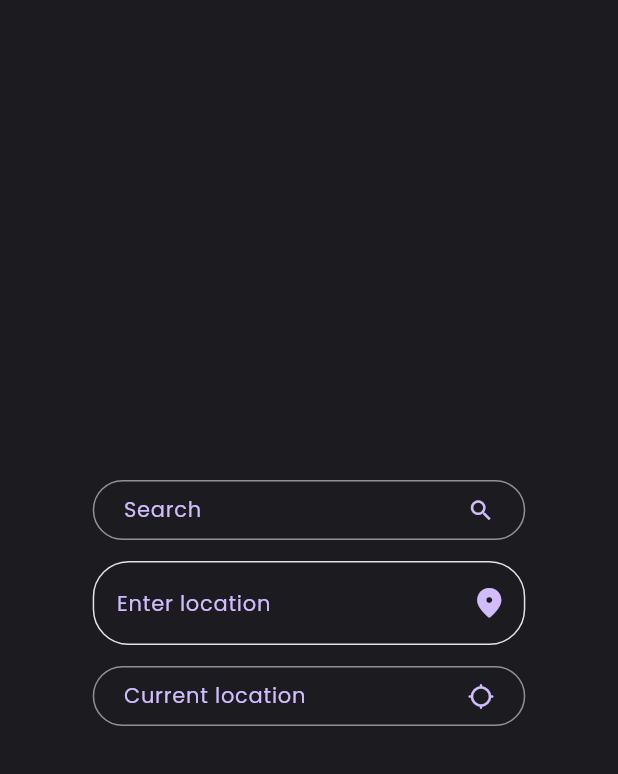
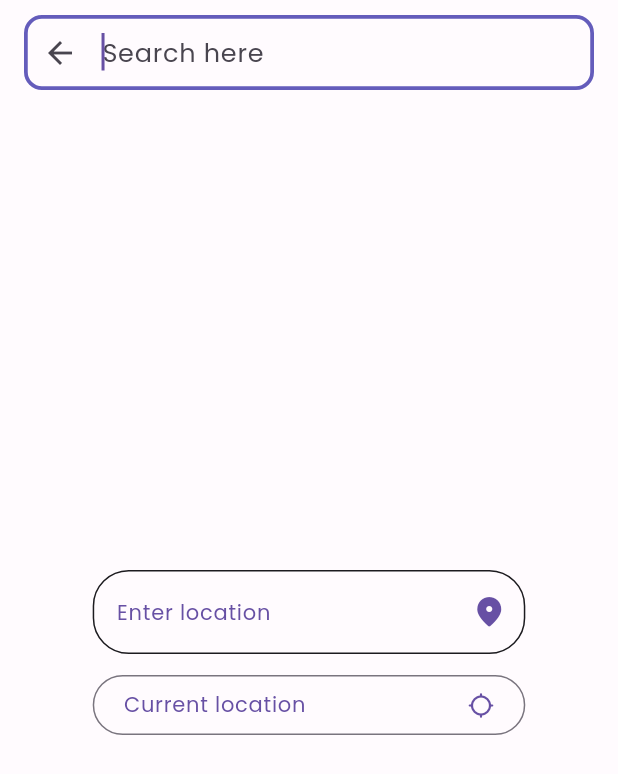
Before and after one commit to Krishanadave671/hostelp, a Flutter app: the screen it shows after launch, after a tap on the "search" icon, on a phone screen of 412 x 824 dp. Shown: the top 774 px of the screen. Run offline on Flutter 3.47's test engine with Material 2 defaults, Android fonts, the light colour scheme and no system bars; our stand-ins replace carousel_slider, delayed_display, geocoding, geolocator, routemaster; network calls fail.

Commit message:
merged everybody's code

```diff
--- a/lib/features/home/screens/home_screen.dart
+++ b/lib/features/home/screens/home_screen.dart
@@ -23,7 +23,8 @@ class _HomeScreenState extends State<HomeScreen> {
 
   @override
   Widget build(BuildContext context) {
-    return Scaffold(
+    return SafeArea(
+      child: Scaffold(
         extendBodyBehindAppBar: true,
         appBar: AppBar(
           backgroundColor: themePurple,
@@ -79,6 +80,9 @@ class _HomeScreenState extends State<HomeScreen> {
                                 width: 50,
                               ),
                               name: "Hostel",
+                              onTap: () {
+                                Routemaster.of(context).push('/hostel');
+                              },
                             ),
                             MiniCard(
                               img: Image.asset(
@@ -87,6 +91,9 @@ class _HomeScreenState extends State<HomeScreen> {
                                 width: 50,
                               ),
                               name: "PG",
+                              onTap: () {
+                                Routemaster.of(context).push('/hostel');
+                              },
                             ),
                             MiniCard(
                               img: Image.asset(
@@ -95,6 +102,9 @@ class _HomeScreenState extends State<HomeScreen> {
                                 width: 50,
                               ),
                               name: "Rent",
+                              onTap: () {
+                                Routemaster.of(context).push('/hostel');
+                              },
                             ),
                             MiniCard(
                               img: Image.asset(
@@ -103,6 +113,9 @@ class _HomeScreenState extends State<HomeScreen> {
                                 width: 50,
                               ),
                               name: "Tiffin",
+                              onTap: () {
+                                Routemaster.of(context).push('/hostel');
+                              },
                             ),
                           ],
                         ),
@@ -144,7 +157,7 @@ class _HomeScreenState extends State<HomeScreen> {
                             style: TextStyle(
                               color: Colors.black,
                               fontSize: 22,
-                            fontFamily: 'EuclidCircular',
+                              // fontFamily: 'EuclidCircular',
                               fontWeight: FontWeight.w500,
                             ),
                           ),
@@ -154,7 +167,7 @@ class _HomeScreenState extends State<HomeScreen> {
                             style: TextStyle(
                               color: Colors.black,
                               fontSize: 24,
-                            fontFamily: 'EuclidCircular',
+                              // fontFamily: 'EuclidCircular',
                               fontWeight: FontWeight.w600,
                             ),
                           ),
@@ -163,7 +176,7 @@ class _HomeScreenState extends State<HomeScreen> {
                             child: Row(
                               children: [
                                 BigCard(
-                                name: "Wayne Mansion",
+                                  name: "Wayne's pent",
                                   img: Image.network(
                                     fit: BoxFit.contain,
                                     "https://media.istockphoto.com/id/506903162/photo/luxurious-villa-with-pool.jpg?s=612x612&w=0&k=20&c=Ek2P0DQ9nHQero4m9mdDyCVMVq3TLnXigxNPcZbgX2E=",
@@ -183,7 +196,7 @@ class _HomeScreenState extends State<HomeScreen> {
                                   width: 8,
                                 ),
                                 BigCard(
-                                name: "Bojack's mansion",
+                                  name: "Bojack's pent",
                                   img: Image.network(
                                     fit: BoxFit.contain,
                                     "https://media.istockphoto.com/id/506903162/photo/luxurious-villa-with-pool.jpg?s=612x612&w=0&k=20&c=Ek2P0DQ9nHQero4m9mdDyCVMVq3TLnXigxNPcZbgX2E=",
@@ -198,7 +211,7 @@ class _HomeScreenState extends State<HomeScreen> {
                             style: TextStyle(
                               color: Colors.black,
                               fontSize: 24,
-                            fontFamily: 'EuclidCircular',
+                              // fontFamily: 'EuclidCircular',
                               fontWeight: FontWeight.w600,
                             ),
                           ),
@@ -207,7 +220,7 @@ class _HomeScreenState extends State<HomeScreen> {
                             child: Row(
                               children: [
                                 BigCard(
-                                name: "Wayne Mansion",
+                                  name: "Wayne's pent",
                                   img: Image.network(
                                     fit: BoxFit.contain,
                                     "https://media.istockphoto.com/id/506903162/photo/luxurious-villa-with-pool.jpg?s=612x612&w=0&k=20&c=Ek2P0DQ9nHQero4m9mdDyCVMVq3TLnXigxNPcZbgX2E=",
@@ -227,7 +240,7 @@ class _HomeScreenState extends State<HomeScreen> {
                                   width: 8,
                                 ),
                                 BigCard(
-                                name: "Bojack's mansion",
+                                  name: "Bojack's pent",
                                   img: Image.network(
                                     fit: BoxFit.contain,
                                     "https://media.istockphoto.com/id/506903162/photo/luxurious-villa-with-pool.jpg?s=612x612&w=0&k=20&c=Ek2P0DQ9nHQero4m9mdDyCVMVq3TLnXigxNPcZbgX2E=",
@@ -242,7 +255,7 @@ class _HomeScreenState extends State<HomeScreen> {
                             style: TextStyle(
                               color: Colors.black,
                               fontSize: 24,
-                            fontFamily: 'EuclidCircular',
+                              // fontFamily: 'EuclidCircular',
                               fontWeight: FontWeight.w600,
                             ),
                           ),
@@ -251,7 +264,7 @@ class _HomeScreenState extends State<HomeScreen> {
                             child: Row(
                               children: [
                                 BigCard(
-                                name: "Wayne Mansion",
+                                  name: "Wayne's pent",
                                   img: Image.network(
                                     fit: BoxFit.contain,
                                     "https://media.istockphoto.com/id/506903162/photo/luxurious-villa-with-pool.jpg?s=612x612&w=0&k=20&c=Ek2P0DQ9nHQero4m9mdDyCVMVq3TLnXigxNPcZbgX2E=",
@@ -271,7 +284,7 @@ class _HomeScreenState extends State<HomeScreen> {
                                   width: 8,
                                 ),
                                 BigCard(
-                                name: "Bojack's mansion",
+                                  name: "Bojack's pent",
                                   img: Image.network(
                                     fit: BoxFit.contain,
                                     "https://media.istockphoto.com/id/506903162/photo/luxurious-villa-with-pool.jpg?s=612x612&w=0&k=20&c=Ek2P0DQ9nHQero4m9mdDyCVMVq3TLnXigxNPcZbgX2E=",
@@ -286,7 +299,7 @@ class _HomeScreenState extends State<HomeScreen> {
                             style: TextStyle(
                               color: Colors.black,
                               fontSize: 24,
-                            fontFamily: 'EuclidCircular',
+                              // fontFamily: 'EuclidCircular',
                               fontWeight: FontWeight.w600,
                             ),
                           ),
@@ -295,7 +308,7 @@ class _HomeScreenState extends State<HomeScreen> {
                             child: Row(
                               children: [
                                 BigCard(
-                                name: "Wayne Mansion",
+                                  name: "Wayne's pent",
                                   img: Image.network(
                                     fit: BoxFit.contain,
                                     "https://media.istockphoto.com/id/506903162/photo/luxurious-villa-with-pool.jpg?s=612x612&w=0&k=20&c=Ek2P0DQ9nHQero4m9mdDyCVMVq3TLnXigxNPcZbgX2E=",
@@ -315,7 +328,7 @@ class _HomeScreenState extends State<HomeScreen> {
                                   width: 8,
                                 ),
                                 BigCard(
-                                name: "Bojack's mansion",
+                                  name: "Bojack's pent",
                                   img: Image.network(
                                     fit: BoxFit.contain,
                                     "https://media.istockphoto.com/id/506903162/photo/luxurious-villa-with-pool.jpg?s=612x612&w=0&k=20&c=Ek2P0DQ9nHQero4m9mdDyCVMVq3TLnXigxNPcZbgX2E=",
@@ -334,6 +347,7 @@ class _HomeScreenState extends State<HomeScreen> {
             ),
           ),
         ),
+      ),
     );
   }
 }
--- a/lib/features/home/screens/search.dart
+++ b/lib/features/home/screens/search.dart
@@ -30,7 +30,7 @@ class _SearchState extends State<Search> {
                 style: const TextStyle(
                   color: Colors.black,
                   fontSize: 20,
-                  fontFamily: 'EuclidCircular',
+                  // fontFamily: 'EuclidCircular',
                   fontWeight: FontWeight.w400,
                 ),
                 decoration: InputDecoration(
--- a/lib/features/home/widgets/big_card.dart
+++ b/lib/features/home/widgets/big_card.dart
@@ -14,8 +14,9 @@ class _BigCardState extends State<BigCard> {
   @override
   Widget build(BuildContext context) {
     return DelayedDisplay(
-      slidingBeginOffset:const Offset(0, 0.8),
+      slidingBeginOffset: const Offset(0, 0.8),
       child: Card(
+        elevation: 2,
         child: Container(
           // padding: const EdgeInsets.all(8.0),
           decoration: const BoxDecoration(
@@ -26,7 +27,7 @@ class _BigCardState extends State<BigCard> {
             crossAxisAlignment: CrossAxisAlignment.stretch,
             children: [
               ClipRRect(
-                borderRadius:const BorderRadius.only(
+                borderRadius: const BorderRadius.only(
                   topLeft: Radius.circular(8),
                   topRight: Radius.circular(8),
                 ),
@@ -34,13 +35,16 @@ class _BigCardState extends State<BigCard> {
               ),
               Padding(
                 padding: const EdgeInsets.all(8.0),
+                child: SizedBox(
+                  width: 40,
                   child: Text(
                     widget.name,
                     style: const TextStyle(
+                      overflow: TextOverflow.clip,
                       color: Color.fromARGB(255, 48, 48, 48),
                       fontSize: 16,
-                    fontFamily: 'EuclidCircular',
                       fontWeight: FontWeight.w600,
+                    ),
                   ),
                 ),
               ),
--- a/lib/features/home/widgets/mini_card.dart
+++ b/lib/features/home/widgets/mini_card.dart
@@ -3,7 +3,9 @@ import 'package:flutter/material.dart';
 class MiniCard extends StatefulWidget {
   final Image img;
   final String name;
-  const MiniCard({super.key, required this.img, required this.name});
+  final onTap;
+  const MiniCard(
+      {super.key, required this.img, required this.name, required this.onTap});
 
   @override
   State<MiniCard> createState() => _MiniCardState();
@@ -12,7 +14,9 @@ class MiniCard extends StatefulWidget {
 class _MiniCardState extends State<MiniCard> {
   @override
   Widget build(BuildContext context) {
-    return Card(
+    return GestureDetector(
+      onTap: widget.onTap,
+      child: Card(
         elevation: 20,
         child: Container(
           padding: const EdgeInsets.all(8.0),
@@ -25,13 +29,14 @@ class _MiniCardState extends State<MiniCard> {
                 style: const TextStyle(
                   color: Colors.black,
                   fontSize: 16,
-                fontFamily: 'EuclidCircular',
+                  // fontFamily: 'EuclidCircular',
                   fontWeight: FontWeight.w600,
                 ),
               ),
             ],
           ),
         ),
+      ),
     );
   }
 }
--- a/lib/features/search/screens/search_screen.dart
+++ b/lib/features/search/screens/search_screen.dart
@@ -5,6 +5,8 @@ import 'package:hostelp/features/search/utils.dart';
 // import 'package:hostelp/features/search/widgets/search_filter_button.dart';
 import 'package:geolocator/geolocator.dart';
 import 'package:geocoding/geocoding.dart';
+import 'package:hostelp/utils/colors.dart';
+import 'package:routemaster/routemaster.dart';
 
 class SearchScreen extends StatefulWidget {
   const SearchScreen({super.key});
@@ -93,6 +95,54 @@ class _SearchScreenState extends State<SearchScreen> {
           }
         },
         child: Scaffold(
+          appBar: AppBar(
+            toolbarHeight: 70,
+            automaticallyImplyLeading: false,
+            backgroundColor: Colors.transparent,
+            shadowColor: Colors.transparent,
+            // The search area here
+            title: Container(
+              height: 50,
+              child: Material(
+                child: SizedBox(
+                  height: 100,
+                  child: TextField(
+                    autofocus: true,
+                    textAlignVertical: TextAlignVertical.bottom,
+                    style: const TextStyle(
+                      color: Colors.black,
+                      fontSize: 17,
+                      // fontFamily: 'EuclidCircular',
+                      fontWeight: FontWeight.w400,
+                    ),
+                    decoration: InputDecoration(
+                      contentPadding: const EdgeInsets.all(25),
+                      hintText: 'Search here',
+                      filled: true,
+                      enabledBorder: OutlineInputBorder(
+                        borderRadius: BorderRadius.circular(12),
+                        borderSide: BorderSide(color: themePurple),
+                      ),
+                      focusedBorder: OutlineInputBorder(
+                        borderRadius: BorderRadius.circular(12),
+                        borderSide: const BorderSide(
+                          color: Color(0xff645CBB),
+                          width: 2.5,
+                        ),
+                      ),
+                      prefixIcon: IconButton(
+                        onPressed: () {
+                          Routemaster.of(context).pop();
+                        },
+                        icon: const Icon(Icons.arrow_back),
+                      ),
+                    ),
+                  ),
+                ),
+              ),
+            ),
+            // ),
+          ),
           body: Column(
             mainAxisAlignment: MainAxisAlignment.center,
             children: [
@@ -101,23 +151,23 @@ class _SearchScreenState extends State<SearchScreen> {
                   width: MediaQuery.of(context).size.width * 0.7,
                   child: Column(
                     children: [
-                      OutlinedButton(
-                        onPressed: () {},
-                        child: Row(
-                            mainAxisAlignment: MainAxisAlignment.spaceBetween,
-                            children: [
-                              Text('Search',
-                                  style: Theme.of(context)
-                                      .textTheme
-                                      .labelMedium
-                                      ?.copyWith(
-                                          color: Theme.of(context)
-                                              .colorScheme
-                                              .primary)),
-                              const Icon(Icons.search)
-                            ]),
-                      ),
-                      const SizedBox(height: 10),
+                      // OutlinedButton(
+                      //   onPressed: () {},
+                      //   child: Row(
+                      //       mainAxisAlignment: MainAxisAlignment.spaceBetween,
+                      //       children: [
+                      //         Text('Search',
+                      //             style: Theme.of(context)
+                      //                 .textTheme
+                      //                 .labelMedium
+                      //                 ?.copyWith(
+                      //                     color: Theme.of(context)
+                      //                         .colorScheme
+                      //                         .primary)),
+                      //         const Icon(Icons.search)
+                      //       ]),
+                      // ),
+                      // const SizedBox(height: 10),
                       TextField(
                         textInputAction: TextInputAction.done,
                         textAlignVertical: TextAlignVertical.center,
--- a/lib/main.dart
+++ b/lib/main.dart
@@ -15,7 +15,8 @@ class MainApp extends StatelessWidget {
     return MaterialApp.router(
       theme: theme,
       darkTheme: darktheme,
-      themeMode: ThemeMode.dark,
+      debugShowCheckedModeBanner: false,
+      themeMode: ThemeMode.light,
       routerDelegate:
           RoutemasterDelegate(routesBuilder: (context) => loggedInRoute),
       routeInformationParser: const RoutemasterParser(),
--- a/lib/router.dart
+++ b/lib/router.dart
@@ -12,11 +12,12 @@ final loggedOutRoute = RouteMap(routes: {
 
 final loggedInRoute = RouteMap(routes: {
   // '/': (_) => const MaterialPage(child: SafeArea(child: HomeScreen())),
-  // '/search': (_) => const MaterialPage(child: SafeArea(child: Search())),
+  // '/search': (_) => const MaterialPage(child: Search()),
   '/': (_) => const MaterialPage(child: HomeScreen()),
   '/search': (_) => const MaterialPage(child: SearchScreen()),
+  '/hostel': (_) => const MaterialPage(child: HostelList()),
 });
 
-final hostelRoute = RouteMap(routes: {
-  '/hostel': (_) => const MaterialPage(child: HostelList()),
-});
+// final hostelRoute = RouteMap(routes: {
+//   '/hostel': (_) => const MaterialPage(child: HostelList()),
+// });
```
Also changed, not shown: pubspec.yaml (+13 -16 lines), fonts/Cantarell-Regular.otf (deleted), fonts/Euclid_Circular_Bold.ttf (deleted), fonts/Euclid_Circular_Italic.ttf (deleted), fonts/Euclid_Circular_Light.ttf (deleted), fonts/Euclid_Circular_Medium.ttf (deleted), fonts/Euclid_Circular_Regular.ttf (deleted), fonts/Euclid_Circular_SemiBold.ttf (deleted), fonts/TimeTypeIcons.ttf (deleted), pubspec.lock, 1 other file. Lines whose indentation alone changed are shown as unchanged.
